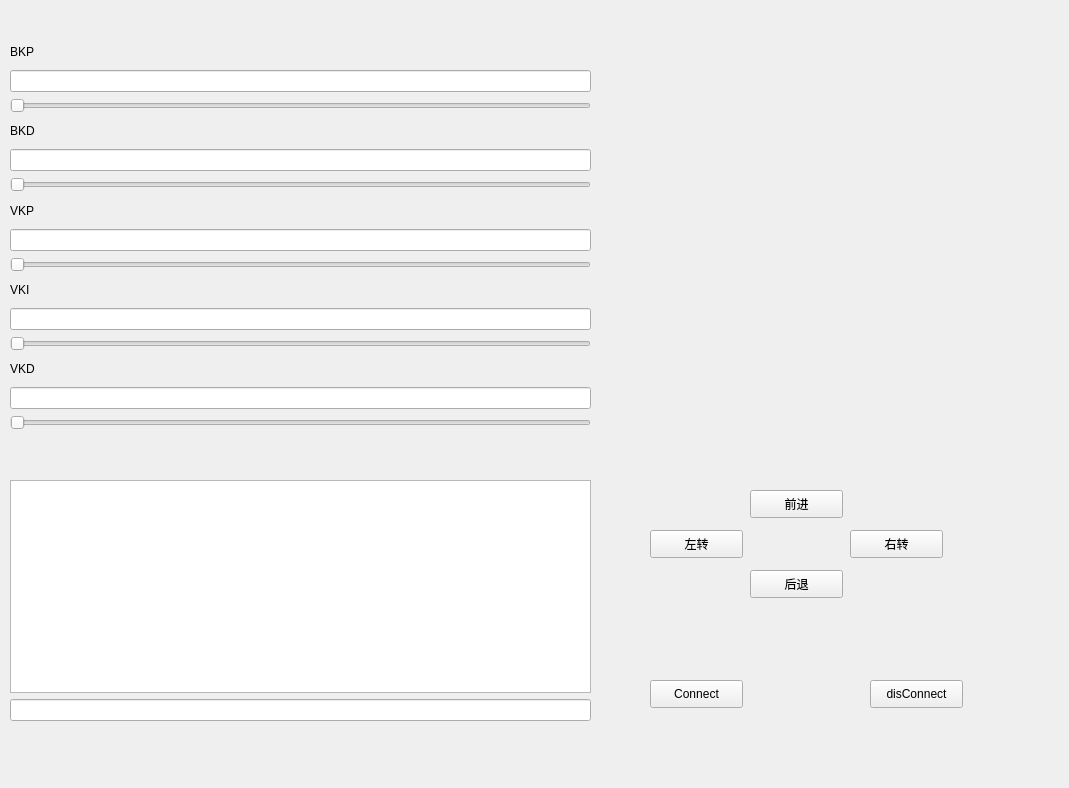
Before: the Qt Designer form UIdesign/Mainw_2.ui in gyfastas/EE397, drawn with Qt 5.
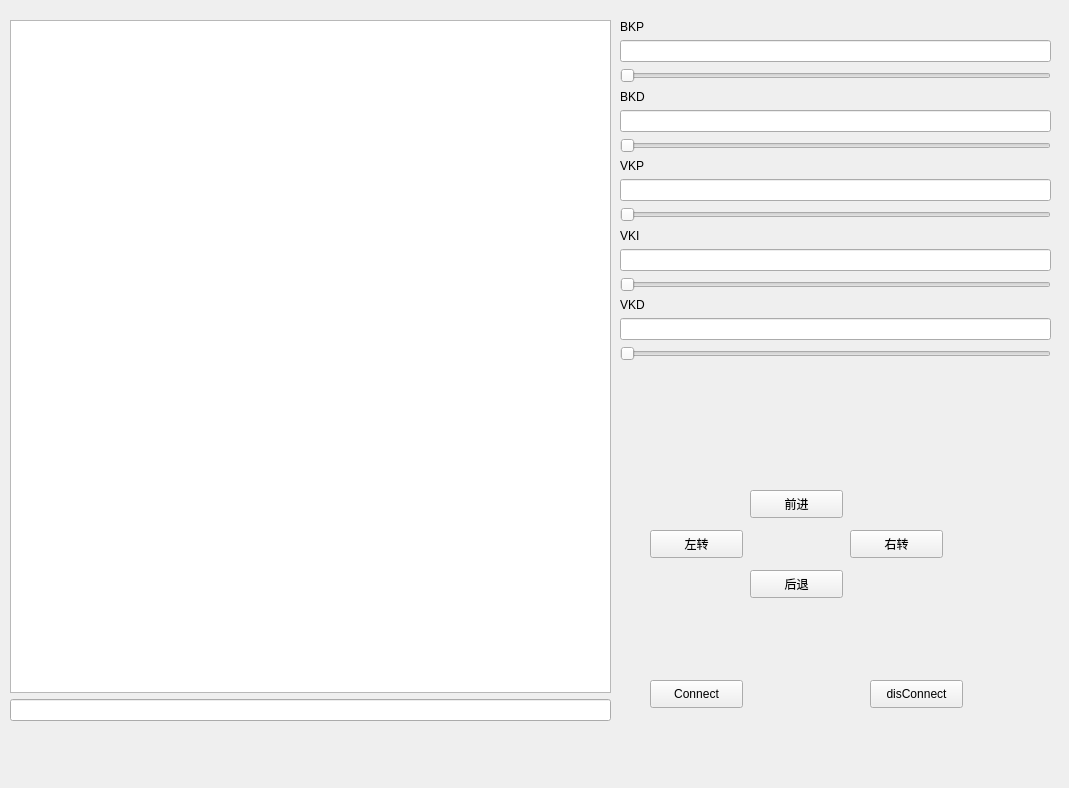
After: the same form once the commit is applied.

Patch:
```diff
--- a/UIdesign/Mainw_2.ui
+++ b/UIdesign/Mainw_2.ui
@@ -94,10 +94,10 @@
   <widget class="QWidget" name="verticalLayoutWidget">
    <property name="geometry">
     <rect>
-     <x>10</x>
-     <y>40</y>
-     <width>581</width>
-     <height>390</height>
+     <x>620</x>
+     <y>20</y>
+     <width>431</width>
+     <height>341</height>
     </rect>
    </property>
    <layout class="QVBoxLayout" name="controlLayout">
@@ -192,9 +192,9 @@
    <property name="geometry">
     <rect>
      <x>10</x>
-     <y>480</y>
-     <width>581</width>
-     <height>241</height>
+     <y>20</y>
+     <width>601</width>
+     <height>701</height>
     </rect>
    </property>
    <layout class="QVBoxLayout" name="commandLayout">
```
